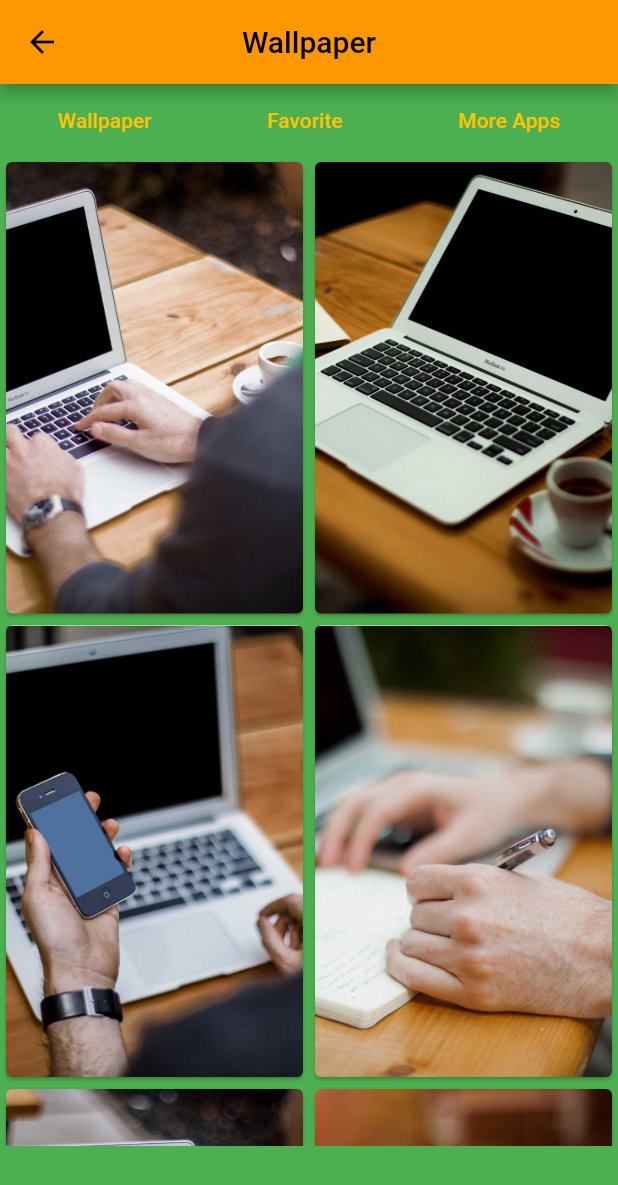
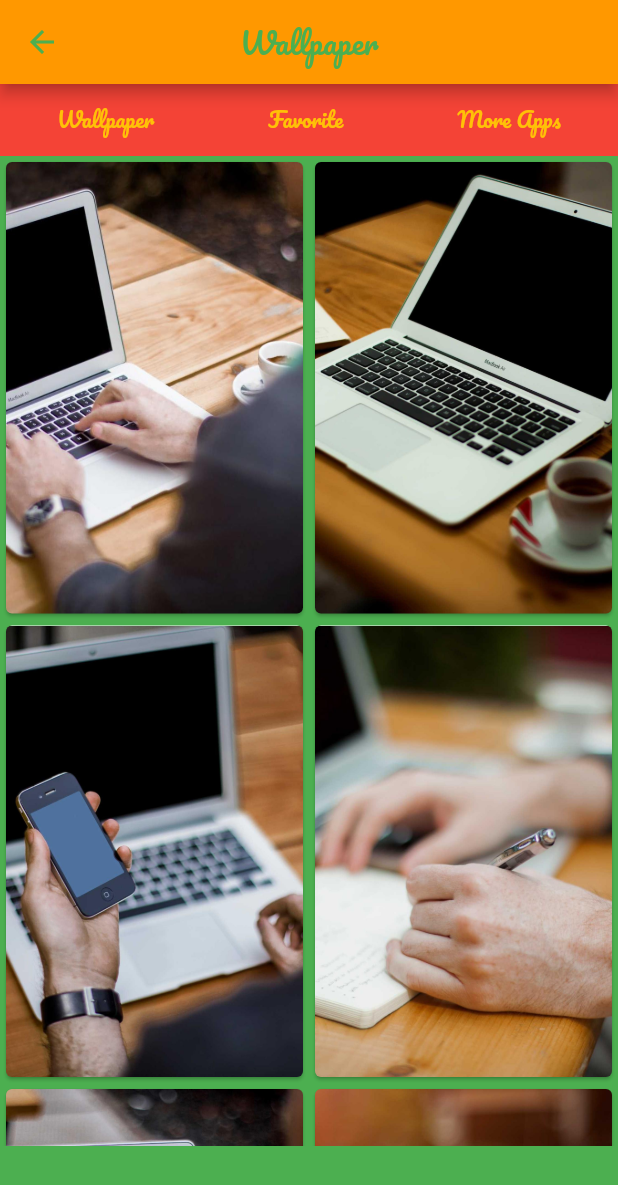
Before and after one commit to anoochit/wallpaper_fake_call, a Flutter app: the WallpaperView screen opened by its route, on a phone screen of 412 x 824 dp. Shown: the top 1185 px of the screen. Run offline on Flutter 3.47's test engine with Material 2 defaults, Android fonts, the phone set to English and light mode, and no system bars; our stand-ins replace camera, get, google_fonts, google_mobile_ads, image_gallery_saver, permission_handler and 2 more; missing offline and left inert: async_wallpaper, floating_action_bubble, flutter_ringtone_player; accounts and stored records are empty; network calls fail.

Commit message:
add more configurable themedata

```diff
--- a/lib/app/data/config/theme.dart
+++ b/lib/app/data/config/theme.dart
@@ -1,6 +1,8 @@
 import 'package:flutter/material.dart';
+import 'package:google_fonts/google_fonts.dart';
 
 const menuSpacing = MainAxisAlignment.spaceEvenly;
+const wallpapperTabMenuBackgroundColor = Colors.red;
 
 final themeData = ThemeData(
   // color scheme for whole app
@@ -27,7 +29,12 @@ final themeData = ThemeData(
 
   // appbar theme
   appBarTheme: const AppBarTheme(
-    // background colors
+    // background color
     backgroundColor: Colors.orange,
+    // text and icon color
+    foregroundColor: Colors.green,
   ),
+
+  // app font style
+  textTheme: GoogleFonts.pacificoTextTheme(),
 );
--- a/lib/app/modules/wallpaper/views/wallpaper_view.dart
+++ b/lib/app/modules/wallpaper/views/wallpaper_view.dart
@@ -11,6 +11,7 @@ import 'package:wallpaper_fake_call/app/routes/app_pages.dart';
 import 'package:wallpaper_fake_call/app/services/launcher.dart';
 import 'package:wallpaper_fake_call/app/widgets/banner.dart';
 
+import '../../../data/config/theme.dart';
 import '../../../data/config/url.dart';
 import '../controllers/wallpaper_controller.dart';
 
@@ -56,7 +57,9 @@ class _WallpaperViewState extends State<WallpaperView> {
       body: Column(
         children: [
           // menu
-          Row(
+          Container(
+            color: wallpapperTabMenuBackgroundColor,
+            child: Row(
               mainAxisAlignment: MainAxisAlignment.spaceAround,
               children: [
                 TextButton(
@@ -87,6 +90,7 @@ class _WallpaperViewState extends State<WallpaperView> {
                   child: const Text("More Apps"),
                 ),
               ],
+            ),
           ),
 
           // body
@@ -125,8 +129,7 @@ class _WallpaperViewState extends State<WallpaperView> {
               ),
               itemBuilder: (context, index) {
                 return WallpaperItemWidget(
-                  wallpaperIndex:
-                      int.parse(controller.favoriteWallpapers[index]) + 1,
+                  wallpaperIndex: int.parse(controller.favoriteWallpapers[index]) + 1,
                 );
               },
             ),
@@ -147,8 +150,7 @@ class _WallpaperViewState extends State<WallpaperView> {
               crossAxisCount: 2,
               childAspectRatio: 2 / 3,
             ),
-            children:
-                List.generate((wallpaperItems.length + numAdsInsert), (index) {
+            children: List.generate((wallpaperItems.length + numAdsInsert), (index) {
               if ((index != 0) && ((index % 8) == 7)) {
                 return const AdsItemWidget();
               } else {
@@ -189,8 +191,7 @@ class WallpaperItemWidget extends StatelessWidget {
 
   final int wallpaperIndex;
 
-  final WallpaperItemViewController wallpaperItemViewController =
-      Get.find<WallpaperItemViewController>();
+  final WallpaperItemViewController wallpaperItemViewController = Get.find<WallpaperItemViewController>();
 
   @override
   Widget build(BuildContext context) {
--- a/pubspec.yaml
+++ b/pubspec.yaml
@@ -14,6 +14,7 @@ dependencies:
     sdk: flutter
   flutter_ringtone_player: ^3.2.0
   get: 4.6.5
+  google_fonts: ^3.0.1
   google_mobile_ads: ^2.3.0
   image_gallery_saver: ^1.7.1
   path_provider: ^2.0.11
```
Also changed, not shown: pubspec.lock. Lines whose indentation alone changed are shown as unchanged.
